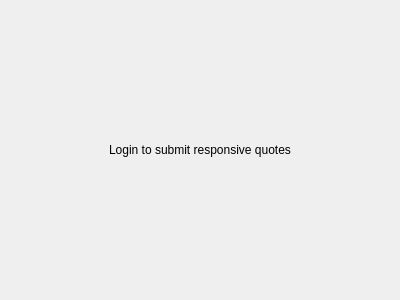
This is BlockSettleUILib/RFQReplyLoginRequiredShield.ui in BlockSettle/terminal as Qt 5 draws it before an edit. The edited form follows.
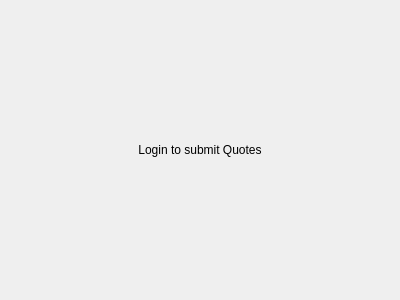
This is the edited form.

Commit message: Updated require login shield text for Dealing tab

Diff of the .ui file:
```diff
--- a/BlockSettleUILib/RFQReplyLoginRequiredShield.ui
+++ b/BlockSettleUILib/RFQReplyLoginRequiredShield.ui
@@ -32,7 +32,7 @@
    <item>
     <widget class="QLabel" name="label">
      <property name="text">
-      <string>Login to submit responsive quotes</string>
+      <string>Login to submit Quotes</string>
      </property>
      <property name="alignment">
       <set>Qt::AlignCenter</set>
```
